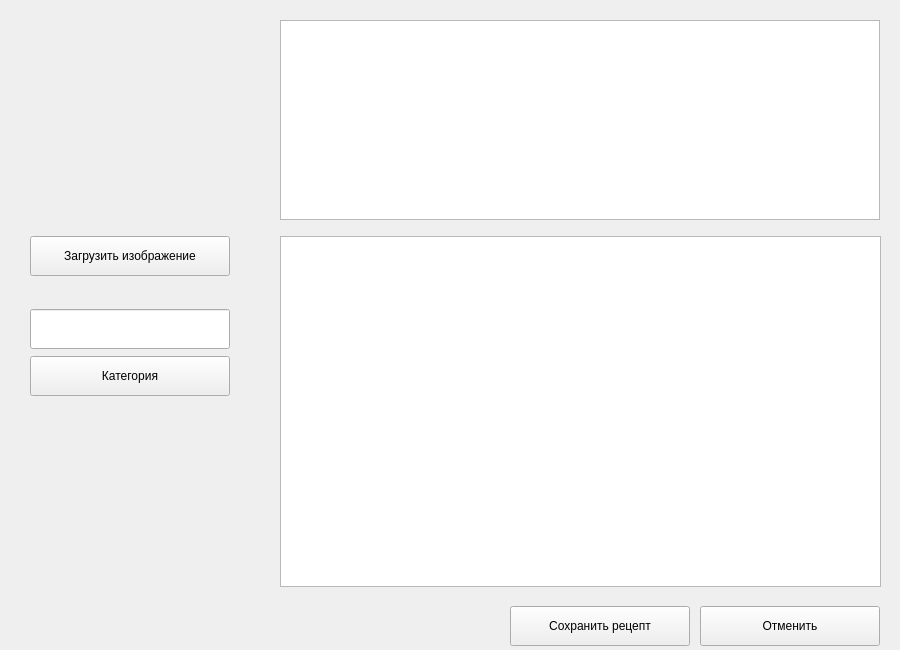
Krasnoffsky/Study, file Visual Programming/CourseWork/Part2/ReceptBook/editrecordwidget.ui: the form before one commit.
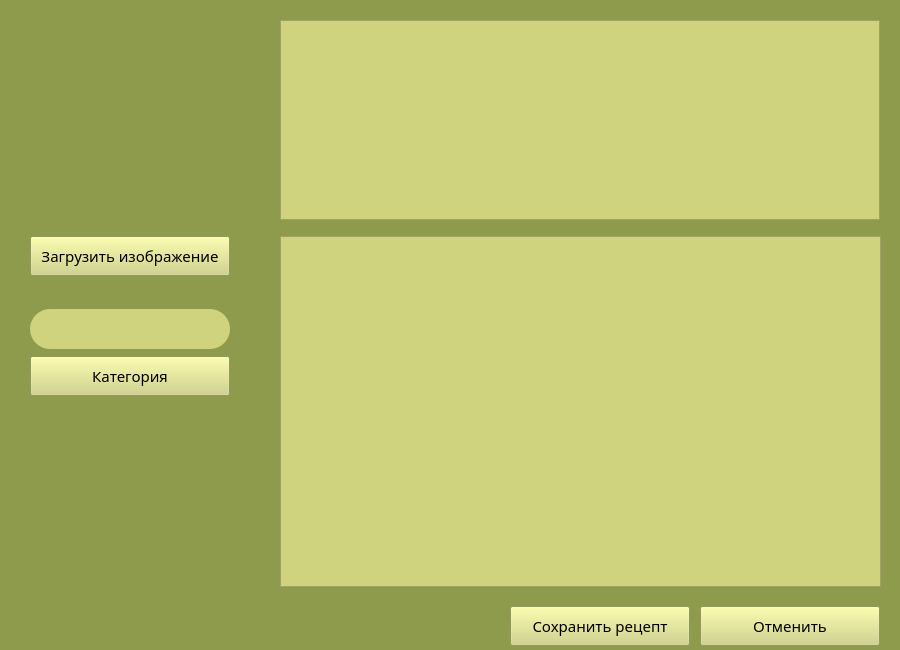
The form after the commit. Icons and pictures are not drawn.

Diff of the .ui file:
```diff
--- a/Visual Programming/CourseWork/Part2/ReceptBook/editrecordwidget.ui
+++ b/Visual Programming/CourseWork/Part2/ReceptBook/editrecordwidget.ui
@@ -29,6 +29,23 @@
    <iconset>
     <normaloff>../src/icon.png</normaloff>../src/icon.png</iconset>
   </property>
+  <property name="styleSheet">
+   <string notr="true">#EditRecordWidget {background-color: rgb(142, 154, 76)}
+QPushButton {background-color: rgb(207, 211, 126);;
+	border-width: 0px;}
+QPushButton:hover {background-color: rgb(207, 240, 126);;
+	border-width: 0px;}
+QLineEdit {background-color: rgb(207, 211, 126)}
+#nameLine {border-radius: 20px;
+	border-width: 1px;
+	min-height: 40px;
+	max-height: 40px;
+	min-width: 200px;
+	max-width: 200px}
+
+QTextEdit  {background-color: rgb(207, 211, 126)}
+</string>
+  </property>
   <widget class="QPushButton" name="cancelButton">
    <property name="geometry">
     <rect>
@@ -38,6 +55,12 @@
      <height>40</height>
     </rect>
    </property>
+   <property name="font">
+    <font>
+     <family>Calibri Light</family>
+     <pointsize>11</pointsize>
+    </font>
+   </property>
    <property name="text">
     <string>Отменить</string>
    </property>
@@ -64,6 +87,12 @@
      <height>40</height>
     </rect>
    </property>
+   <property name="font">
+    <font>
+     <family>Calibri Light</family>
+     <pointsize>11</pointsize>
+    </font>
+   </property>
    <property name="text">
     <string>Сохранить рецепт</string>
    </property>
@@ -77,6 +106,12 @@
      <height>200</height>
     </rect>
    </property>
+   <property name="font">
+    <font>
+     <family>Calibri Light</family>
+     <pointsize>11</pointsize>
+    </font>
+   </property>
   </widget>
   <widget class="QLineEdit" name="nameLine">
    <property name="geometry">
@@ -97,6 +132,12 @@
      <height>351</height>
     </rect>
    </property>
+   <property name="font">
+    <font>
+     <family>Calibri Light</family>
+     <pointsize>11</pointsize>
+    </font>
+   </property>
   </widget>
   <widget class="QPushButton" name="selectCategoryButton">
    <property name="geometry">
@@ -107,6 +148,12 @@
      <height>40</height>
     </rect>
    </property>
+   <property name="font">
+    <font>
+     <family>Calibri Light</family>
+     <pointsize>11</pointsize>
+    </font>
+   </property>
    <property name="text">
     <string>Категория</string>
    </property>
@@ -120,6 +167,12 @@
      <height>40</height>
     </rect>
    </property>
+   <property name="font">
+    <font>
+     <family>Calibri Light</family>
+     <pointsize>11</pointsize>
+    </font>
+   </property>
    <property name="text">
     <string>Загрузить изображение</string>
    </property>
```
